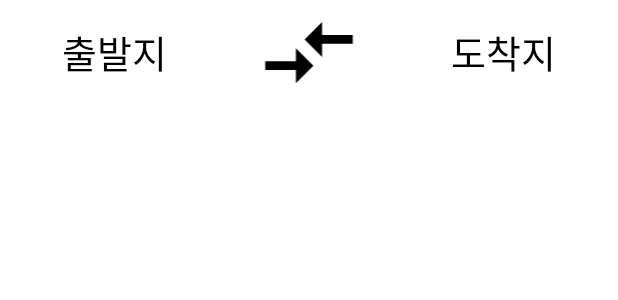
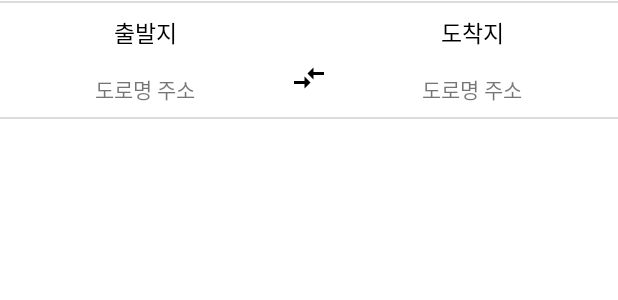
Before and after one commit to lazygyu97/GSGS_RESTART, an Android app: the layout use_list_item.xml on its own in the app's theme, with its tools: preview values and no code run, on a phone screen of 412 x 824 dp. Shown: the top 300 px of the screen. Run offline under Robolectric (Android 15) with nearby library versions, the phone set to English and light mode, and no system bars.

Commit message:
commit22

```diff
--- a/app/src/main/AndroidManifest.xml
+++ b/app/src/main/AndroidManifest.xml
@@ -15,6 +15,7 @@
     <uses-permission android:name="android.permission.WRITE_EXTERNAL_STORAGE"/>
 
     <application
+        android:hardwareAccelerated="false"
         android:allowBackup="true"
         android:dataExtractionRules="@xml/data_extraction_rules"
         android:fullBackupContent="@xml/backup_rules"
--- a/app/src/main/java/com/example/gsgs_plus_final/main/HomeFragment_1.kt
+++ b/app/src/main/java/com/example/gsgs_plus_final/main/HomeFragment_1.kt
@@ -173,7 +173,7 @@ class HomeFragment_1 : Fragment(), TMapGpsManager.onLocationChangedCallback,
 
         fun main() {
             timer = createTimerTask()
-            tm.schedule(timer, 1000, 1000);
+            tm.schedule(timer, 1000, 4000);
         }
         main()
 
--- a/app/src/main/java/com/example/gsgs_plus_final/pickUp/DoingPickUpActivity.kt
+++ b/app/src/main/java/com/example/gsgs_plus_final/pickUp/DoingPickUpActivity.kt
@@ -288,16 +288,17 @@ class DoingPickUpActivity : AppCompatActivity(), TMapGpsManager.onLocationChange
             tmapView!!.addTMapPolyLine("Line2", poly1)
 
         }.start()
+
         docRef.document(data.toString())
             .update(
                 "doing_x",
-                FieldValue.arrayUnion(poly1.linePoint[poly1.linePoint.lastIndex].latitude)
+                FieldValue.arrayUnion(p0.latitude)
             )
 
         docRef.document(data.toString())
             .update(
                 "doing_y",
-                FieldValue.arrayUnion(poly1.linePoint[poly1.linePoint.lastIndex].longitude)
+                FieldValue.arrayUnion(p0.longitude)
             )
 
     }
--- a/app/src/main/res/layout/use_list_item.xml
+++ b/app/src/main/res/layout/use_list_item.xml
@@ -2,54 +2,78 @@
 <LinearLayout
     xmlns:android="http://schemas.android.com/apk/res/android"
     android:layout_width="match_parent"
-    android:layout_height="70dp"
+    android:layout_height="80dp"
+    android:background="@drawable/button_shape"
     android:orientation="vertical">
 
     <LinearLayout
         android:layout_width="match_parent"
         android:layout_height="match_parent"
         android:orientation="horizontal">
+        <LinearLayout
+            android:background="@drawable/button_shape"
+            android:layout_weight="1"
+            android:layout_width="200dp"
+            android:layout_height="match_parent"
+            android:layout_gravity="center"
+            android:orientation="vertical">
 
-        <LinearLayout
-            android:layout_weight="1"
-            android:layout_width="wrap_content"
-            android:layout_height="match_parent"
-            android:orientation="horizontal">
             <TextView
-                android:id="@+id/start"
-                android:layout_gravity="center"
-                android:layout_width="match_parent"
+                android:layout_marginTop="10dp"
+                android:layout_width="wrap_content"
                 android:layout_height="wrap_content"
                 android:text="출발지"
+                android:layout_gravity="center"
+                android:textColor="@color/black"
+                android:textSize="15dp" />
+
+            <TextView
+                android:id="@+id/addr_S"
+                android:layout_width="match_parent"
                 android:textAlignment="center"
-                android:textColor="@color/black"
-                android:textSize="25dp" />
-        </LinearLayout>
+                android:layout_height="wrap_content"
+                android:layout_marginTop="15dp"
+                android:text="도로명 주소" />
 
 
+
+        </LinearLayout>
         <ImageView
+            android:layout_marginTop="40dp"
             android:layout_width="wrap_content"
-            android:layout_height="match_parent"
-            android:layout_weight="1"
+            android:layout_height="wrap_content"
             android:scaleX="1"
             android:scaleY="1"
             android:src="@drawable/ic_arrows" />
 
 
         <LinearLayout
+            android:background="@drawable/button_shape"
             android:layout_weight="1"
-            android:layout_width="wrap_content"
+            android:layout_width="200dp"
             android:layout_height="match_parent"
-            android:orientation="horizontal">
+            android:layout_gravity="center"
+            android:orientation="vertical">
+
             <TextView
-                android:id="@+id/end"
-                android:layout_gravity="center"
-                android:layout_width="match_parent"
+                android:layout_marginTop="10dp"
+                android:layout_width="wrap_content"
                 android:layout_height="wrap_content"
                 android:text="도착지"
+                android:layout_gravity="center"
+                android:textColor="@color/black"
+                android:textSize="15dp" />
+
+            <TextView
+                android:id="@+id/addr_E"
+                android:layout_width="match_parent"
                 android:textAlignment="center"
-                android:textColor="@color/black"
-                android:textSize="25dp" />
+                android:layout_height="wrap_content"
+                android:layout_marginTop="15dp"
+                android:text="도로명 주소" />
+
+
+
         </LinearLayout>
     </LinearLayout>
 
```
Also changed, not shown: app/src/main/java/com/example/gsgs_plus_final/adapter/UseListAdapter.kt (+12 -2 lines), app/src/main/java/com/example/gsgs_plus_final/main/UseListFragment_1.kt (+42 -23 lines).
